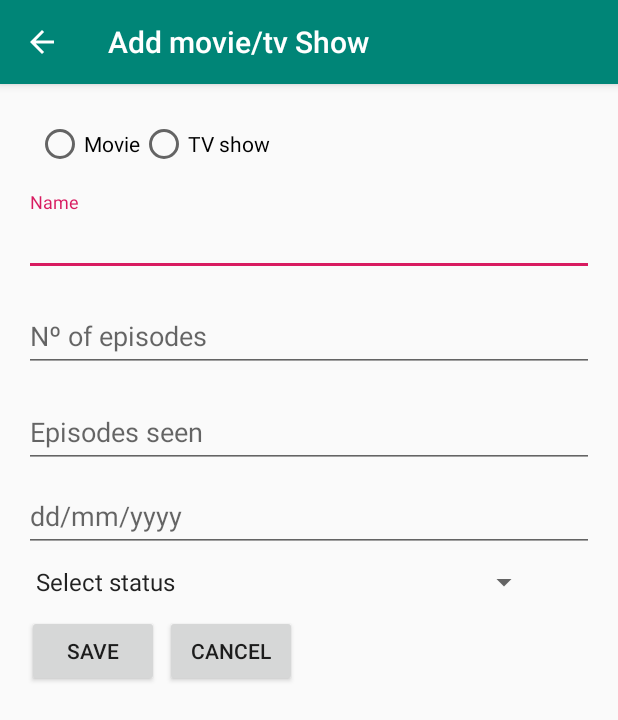
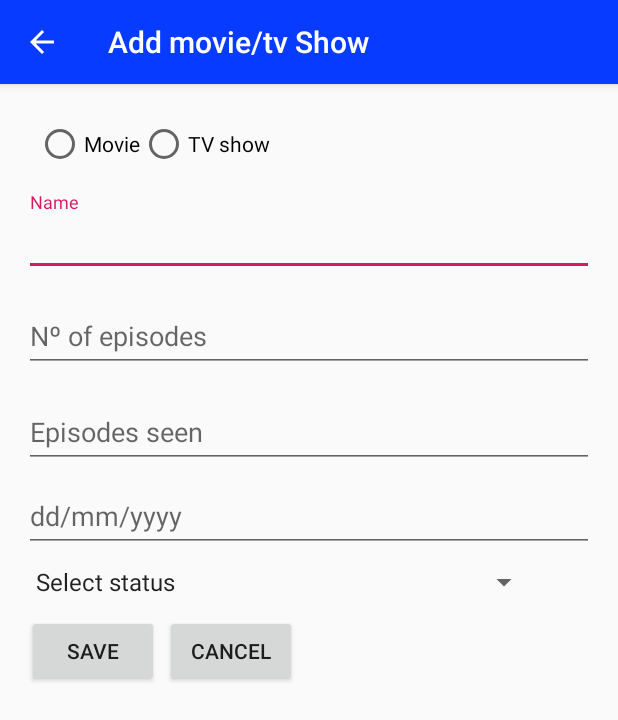
Before and after one commit to NilSilva/FilmesSeries, an Android app: the AdicionarFSActivity screen opened directly, with no data from a screen before it, on a phone screen of 412 x 824 dp. Shown: the top 720 px of the screen. Run offline under Robolectric (Android 15) with nearby library versions, the light colour scheme and no system bars.

Commit message:
mudei colorPrimary.

```diff
--- a/app/src/main/res/values/colors.xml
+++ b/app/src/main/res/values/colors.xml
@@ -1,6 +1,6 @@
 <?xml version="1.0" encoding="utf-8"?>
 <resources>
-    <color name="colorPrimary">#008577</color>
-    <color name="colorPrimaryDark">#00574B</color>
+    <color name="colorPrimary">#073BFF</color>
+    <color name="colorPrimaryDark">#000397</color>
     <color name="colorAccent">#D81B60</color>
 </resources>
```
